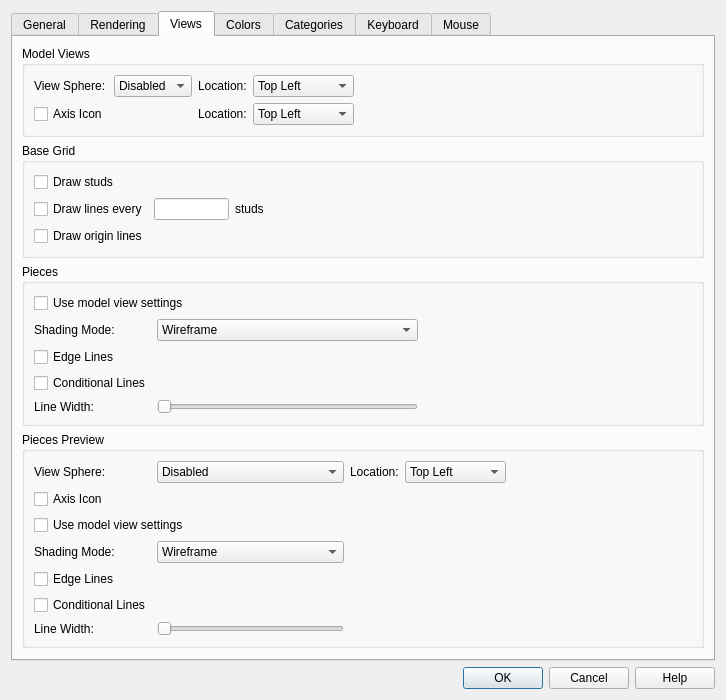
Qt form qt/lc_qpreferencesdialog.ui (nathaneltitane/studworx) before a commit.
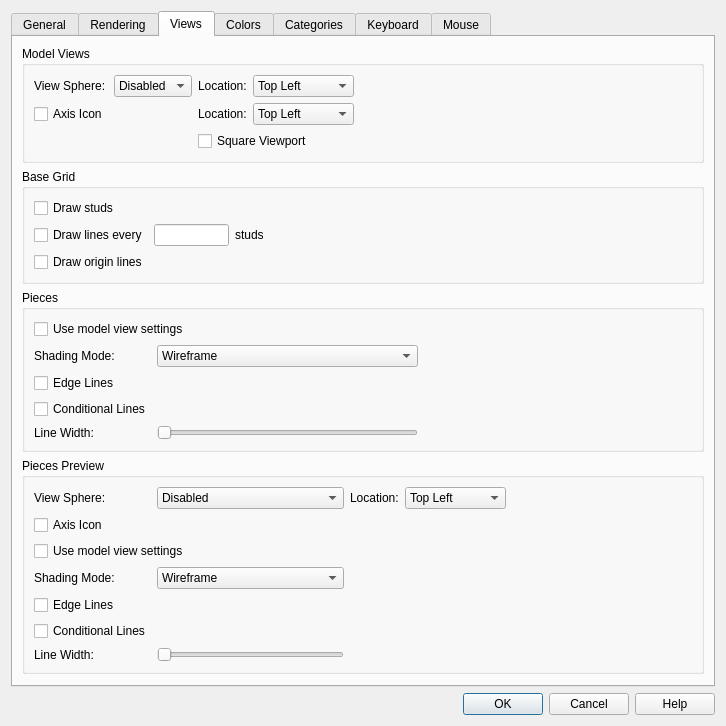
The same form after that commit. The open tabs and pages were chosen to show the change. Icons and pictures are not drawn.

Commit message: Add an option to keep the piece preview square

```diff
--- a/qt/lc_qpreferencesdialog.ui
+++ b/qt/lc_qpreferencesdialog.ui
@@ -887,6 +887,16 @@
             </property>
            </widget>
           </item>
+          <item row="2" column="2" colspan="2">
+           <widget class="QCheckBox" name="PreviewSquareViewportCheckBox">
+            <property name="toolTip">
+             <string>Keep the piece preview square, with a 1:1 width to height ratio, whatever the panel size.</string>
+            </property>
+            <property name="text">
+             <string>Square Viewport</string>
+            </property>
+           </widget>
+          </item>
           <item row="0" column="2">
            <widget class="QLabel" name="ViewSphereLocationLabel">
             <property name="toolTip">
```
Left out of the diff: 1 changed line with no effect on the pictures. The commit also changes 10 other files.
